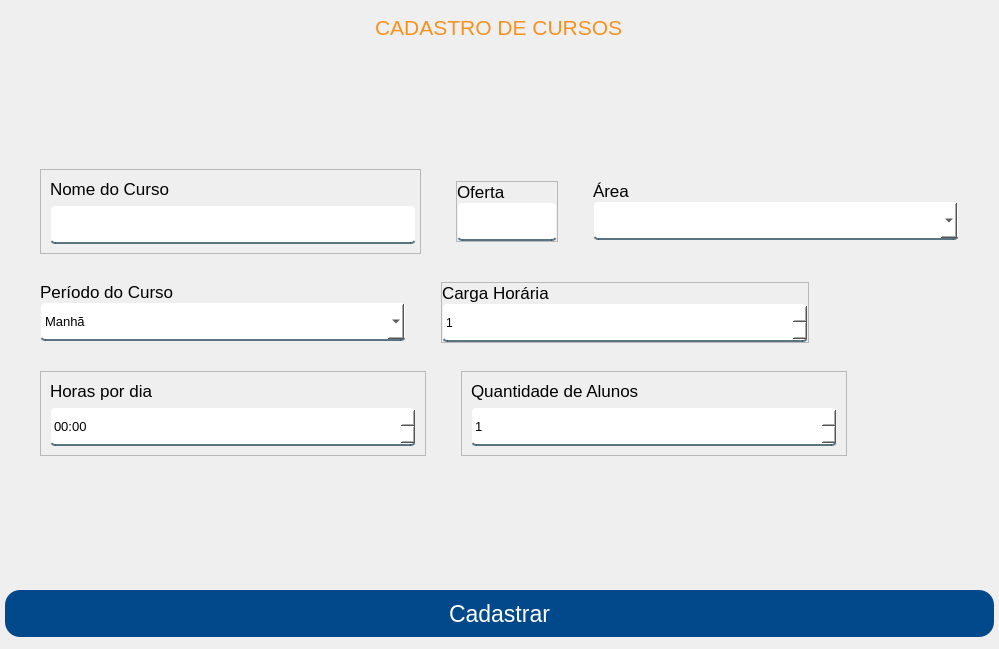
Above: App/view/ui/cadastroCurso.ui from Senac-SOR-ADS/Mapa-de-Sala before the change. Below: the same form after it.
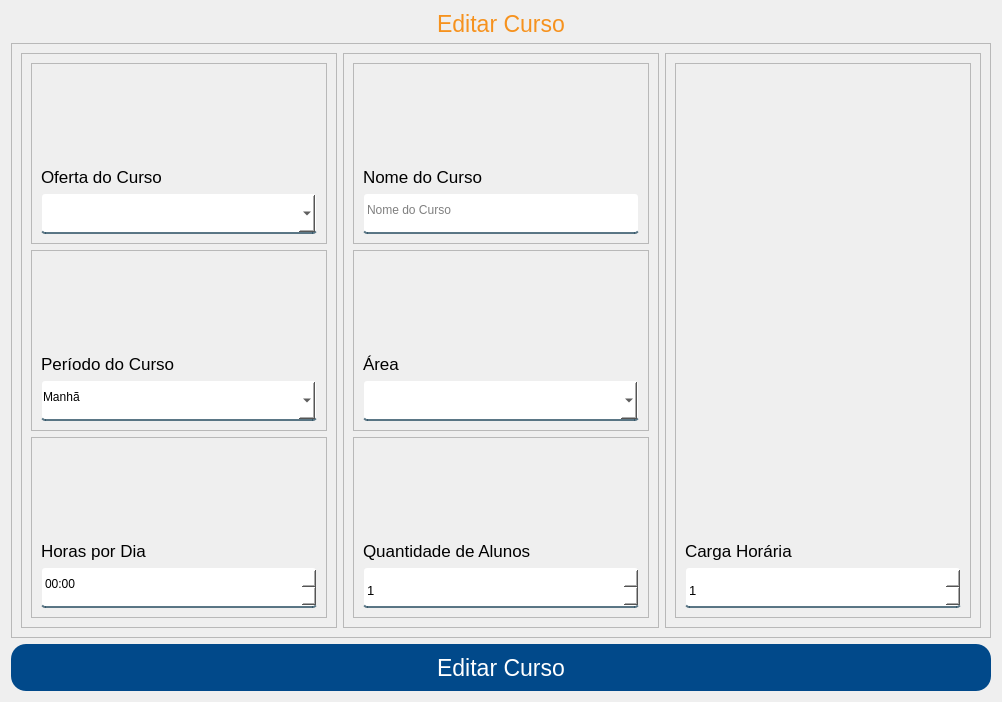
That is the form after the change.

Diff of the .ui file:
```diff
--- a/App/view/ui/cadastroCurso.ui
+++ b/App/view/ui/cadastroCurso.ui
@@ -6,417 +6,180 @@
    <rect>
     <x>0</x>
     <y>0</y>
-    <width>999</width>
-    <height>649</height>
+    <width>1002</width>
+    <height>702</height>
    </rect>
   </property>
+  <property name="minimumSize">
+   <size>
+    <width>1002</width>
+    <height>702</height>
+   </size>
+  </property>
+  <property name="maximumSize">
+   <size>
+    <width>16777215</width>
+    <height>16777215</height>
+   </size>
+  </property>
   <property name="windowTitle">
    <string>Form</string>
   </property>
   <property name="styleSheet">
-   <string notr="true">QLineEdit, QComboBox, QDateTimeEdit, QSpinBox {
+   <string notr="true">QLineEdit, QComboBox, QSpinBox, QDateTimeEdit {
 	background-color: white;
 	border:2px solid rgba(0,0,0,0);
+	border-radius: 4px;
 	border-bottom-color:rgba(46,82,101,200);
 	color:rgb(0,0,0);
-	border-radius: 5px;
+	padding-bottom:7px;
 }
-
-#btnCadastrarCurso {
+ 
+#btnEditarCurso {
 	background-color: #01498a;
 	color: #FFF;
-border: none;
-border-radius: 15px;
+	border: none;
+	border-radius: 15px;
 }
-
-#btnCadastrarCurso:hover {
+ 
+#btnEditarCurso:hover {
 	background-color: #f6921e;
 }
-
-#respostas {
+ 
+#respostaCadastrando {
 	color: red;
 }
-
+ 
+#respostaCadastroIncompleto {
+	color: red;
+}
 #titulo {
 	color: #f6921e;
-}</string>
+}
+</string>
   </property>
   <layout class="QVBoxLayout" name="verticalLayout">
-   <property name="spacing">
-    <number>0</number>
-   </property>
-   <property name="leftMargin">
-    <number>0</number>
-   </property>
-   <property name="topMargin">
-    <number>15</number>
-   </property>
-   <property name="rightMargin">
-    <number>0</number>
-   </property>
-   <property name="bottomMargin">
-    <number>12</number>
-   </property>
    <item>
-    <widget class="QWidget" name="widget" native="true">
-     <layout class="QVBoxLayout" name="verticalLayout_2">
-      <property name="spacing">
-       <number>23</number>
-      </property>
-      <property name="leftMargin">
-       <number>5</number>
-      </property>
-      <property name="topMargin">
-       <number>0</number>
-      </property>
-      <property name="rightMargin">
-       <number>5</number>
-      </property>
-      <property name="bottomMargin">
-       <number>0</number>
-      </property>
-      <item alignment="Qt::AlignHCenter">
-       <widget class="QLabel" name="titulo">
-        <property name="font">
-         <font>
-          <pointsize>16</pointsize>
-          <weight>50</weight>
-          <italic>false</italic>
-          <bold>false</bold>
-          <underline>false</underline>
-          <strikeout>false</strikeout>
-         </font>
+    <widget class="QLabel" name="titulo">
+     <property name="font">
+      <font>
+       <pointsize>17</pointsize>
+      </font>
+     </property>
+     <property name="text">
+      <string>Editar Curso</string>
+     </property>
+     <property name="alignment">
+      <set>Qt::AlignCenter</set>
+     </property>
+    </widget>
+   </item>
+   <item>
+    <widget class="QFrame" name="frame_2">
+     <property name="sizePolicy">
+      <sizepolicy hsizetype="Preferred" vsizetype="Expanding">
+       <horstretch>0</horstretch>
+       <verstretch>0</verstretch>
+      </sizepolicy>
+     </property>
+     <property name="minimumSize">
+      <size>
+       <width>0</width>
+       <height>0</height>
+      </size>
+     </property>
+     <property name="frameShape">
+      <enum>QFrame::StyledPanel</enum>
+     </property>
+     <property name="frameShadow">
+      <enum>QFrame::Raised</enum>
+     </property>
+     <layout class="QGridLayout" name="gridLayout">
+      <item row="0" column="0">
+       <widget class="QFrame" name="frame">
+        <property name="sizePolicy">
+         <sizepolicy hsizetype="Preferred" vsizetype="Expanding">
+          <horstretch>0</horstretch>
+          <verstretch>0</verstretch>
+         </sizepolicy>
         </property>
-        <property name="text">
-         <string>CADASTRO DE CURSOS</string>
+        <property name="frameShape">
+         <enum>QFrame::StyledPanel</enum>
         </property>
-        <property name="scaledContents">
-         <bool>false</bool>
+        <property name="frameShadow">
+         <enum>QFrame::Raised</enum>
         </property>
-       </widget>
-      </item>
-      <item>
-       <spacer name="verticalSpacer_6">
-        <property name="orientation">
-         <enum>Qt::Vertical</enum>
-        </property>
-        <property name="sizeHint" stdset="0">
-         <size>
-          <width>20</width>
-          <height>151</height>
-         </size>
-        </property>
-       </spacer>
-      </item>
-      <item>
-       <widget class="QWidget" name="widget_2" native="true">
-        <layout class="QHBoxLayout" name="horizontalLayout_2">
-         <property name="spacing">
-          <number>35</number>
-         </property>
-         <property name="leftMargin">
-          <number>35</number>
-         </property>
-         <property name="topMargin">
-          <number>0</number>
-         </property>
-         <property name="rightMargin">
-          <number>35</number>
-         </property>
-         <property name="bottomMargin">
-          <number>5</number>
-         </property>
-         <item alignment="Qt::AlignVCenter">
-          <widget class="QFrame" name="frame_2">
-           <property name="minimumSize">
-            <size>
-             <width>381</width>
-             <height>0</height>
-            </size>
-           </property>
-           <property name="frameShape">
-            <enum>QFrame::StyledPanel</enum>
-           </property>
-           <property name="frameShadow">
-            <enum>QFrame::Raised</enum>
-           </property>
-           <layout class="QVBoxLayout" name="verticalLayout_6">
-            <item alignment="Qt::AlignLeft|Qt::AlignBottom">
-             <widget class="QLabel" name="label_3">
-              <property name="font">
-               <font>
-                <pointsize>13</pointsize>
-               </font>
-              </property>
-              <property name="text">
-               <string>Nome do Curso</string>
-              </property>
-             </widget>
-            </item>
-            <item>
-             <widget class="QLineEdit" name="nomeCurso">
-              <property name="minimumSize">
-               <size>
-                <width>366</width>
-                <height>39</height>
-               </size>
-              </property>
-              <property name="maximumSize">
-               <size>
-                <width>366</width>
-                <height>39</height>
-               </size>
-              </property>
-              <property name="font">
-               <font>
-                <pointsize>10</pointsize>
-               </font>
-              </property>
-              <property name="placeholderText">
-               <string/>
-              </property>
-             </widget>
-            </item>
-           </layout>
-          </widget>
-         </item>
-         <item alignment="Qt::AlignVCenter">
-          <widget class="QFrame" name="frame">
-           <property name="maximumSize">
-            <size>
-             <width>120</width>
-             <height>16777215</height>
-            </size>
-           </property>
-           <property name="frameShape">
-            <enum>QFrame::StyledPanel</enum>
-           </property>
-           <property name="frameShadow">
-            <enum>QFrame::Raised</enum>
-           </property>
-           <layout class="QVBoxLayout" name="verticalLayout_4">
-            <property name="spacing">
-             <number>0</number>
-            </property>
-            <property name="leftMargin">
-             <number>0</number>
-            </property>
-            <property name="topMargin">
-             <number>0</number>
-            </property>
-            <property name="rightMargin">
-             <number>0</number>
-            </property>
-            <property name="bottomMargin">
-             <number>0</number>
-            </property>
-            <item alignment="Qt::AlignBottom">
-             <widget class="QLabel" name="label">
-              <property name="font">
-               <font>
-                <pointsize>13</pointsize>
-               </font>
-              </property>
-              <property name="text">
-               <string>Oferta</string>
-              </property>
-             </widget>
-            </item>
-            <item>
-             <widget class="QLineEdit" name="ofertaCurso">
-              <property name="minimumSize">
-               <size>
-                <width>100</width>
-                <height>39</height>
-               </size>
-              </property>
-              <property name="maximumSize">
-               <size>
-                <width>100</width>
-                <height>16777215</height>
-               </size>
-              </property>
-              <property name="font">
-               <font>
-                <pointsize>13</pointsize>
-               </font>
-              </property>
-              <property name="placeholderText">
-               <string/>
-              </property>
-             </widget>
-            </item>
-           </layout>
-          </widget>
-         </item>
-         <item alignment="Qt::AlignVCenter">
-          <widget class="QWidget" name="widget_3" native="true">
-           <property name="minimumSize">
-            <size>
-             <width>0</width>
-             <height>0</height>
-            </size>
-           </property>
-           <property name="maximumSize">
-            <size>
-             <width>16777215</width>
-             <height>60</height>
-            </size>
-           </property>
-           <layout class="QVBoxLayout" name="verticalLayout_3">
-            <property name="spacing">
-             <number>0</number>
-            </property>
-            <property name="leftMargin">
-             <number>0</number>
-            </property>
-            <property name="topMargin">
-             <number>0</number>
-            </property>
-            <property name="rightMargin">
-             <number>0</number>
-            </property>
-            <property name="bottomMargin">
-             <number>0</number>
-            </property>
-            <item>
-             <spacer name="verticalSpacer_2">
-              <property name="orientation">
-               <enum>Qt::Vertical</enum>
-              </property>
-              <property name="sizeHint" stdset="0">
-               <size>
-                <width>20</width>
-                <height>40</height>
-               </size>
-              </property>
-             </spacer>
-            </item>
-            <item>
-             <widget class="QLabel" name="label_2">
-              <property name="font">
-               <font>
-                <pointsize>13</pointsize>
-               </font>
-              </property>
-              <property name="text">
-               <string>Área</string>
-              </property>
-             </widget>
-            </item>
-            <item>
-             <widget class="QComboBox" name="campoArea">
-              <property name="minimumSize">
-               <size>
-                <width>366</width>
-                <height>39</height>
-               </size>
-              </property>
-              <property name="maximumSize">
-               <size>
-                <width>366</width>
-                <height>16777215</height>
-               </size>
-              </property>
-              <property name="font">
-               <font>
-                <pointsize>10</pointsize>
-               </font>
-              </property>
-              <property name="cursor">
-               <cursorShape>PointingHandCursor</cursorShape>
-              </property>
-              <property name="editable">
-               <bool>false</bool>
-              </property>
-              <property name="currentText">
-               <string/>
-              </property>
-             </widget>
-            </item>
-            <item>
-             <spacer name="verticalSpacer">
-              <property name="orientation">
-               <enum>Qt::Vertical</enum>
-              </property>
-              <property name="sizeHint" stdset="0">
-               <size>
-                <width>20</width>
-                <height>40</height>
-               </size>
-              </property>
-             </spacer>
-            </item>
-           </layout>
-          </widget>
-         </item>
-        </layout>
-       </widget>
-      </item>
-      <item>
-       <widget class="QWidget" name="widget_4" native="true">
-        <property name="maximumSize">
-         <size>
-          <width>16777215</width>
-          <height>16777215</height>
-         </size>
-        </property>
-        <property name="cursor">
-         <cursorShape>PointingHandCursor</cursorShape>
-        </property>
-        <layout class="QHBoxLayout" name="horizontalLayout_3" stretch="0,0,0">
-         <property name="spacing">
-          <number>35</number>
-         </property>
-         <property name="leftMargin">
-          <number>35</number>
-         </property>
-         <property name="topMargin">
-          <number>0</number>
-         </property>
-         <property name="rightMargin">
-          <number>35</number>
-         </property>
-         <property name="bottomMargin">
-          <number>5</number>
-         </property>
+        <layout class="QVBoxLayout" name="verticalLayout_2">
          <item>
-          <widget class="QWidget" name="widget_5" native="true">
-           <property name="maximumSize">
-            <size>
-             <width>16777215</width>
-             <height>60</height>
-            </size>
+          <widget class="QFrame" name="frame_3">
+           <property name="sizePolicy">
+            <sizepolicy hsizetype="Preferred" vsizetype="Expanding">
+             <horstretch>0</horstretch>
+             <verstretch>0</verstretch>
+            </sizepolicy>
+           </property>
+           <property name="frameShape">
+            <enum>QFrame::StyledPanel</enum>
+           </property>
+           <property name="frameShadow">
+            <enum>QFrame::Raised</enum>
            </property>
            <layout class="QVBoxLayout" name="verticalLayout_5">
-            <property name="spacing">
-             <number>0</number>
-            </property>
-            <property name="leftMargin">
-             <number>0</number>
-            </property>
-            <property name="topMargin">
-             <number>0</number>
-            </property>
-            <property name="rightMargin">
-             <number>0</number>
-            </property>
-            <property name="bottomMargin">
-             <number>0</number>
-            </property>
             <item>
-             <spacer name="verticalSpacer_3">
-              <property name="orientation">
-               <enum>Qt::Vertical</enum>
+             <widget class="QLabel" name="label_4">
+              <property name="font">
+               <font>
+                <pointsize>13</pointsize>
+               </font>
               </property>
-              <property name="sizeHint" stdset="0">
+              <property name="text">
+               <string>Oferta do Curso</string>
+              </property>
+              <property name="alignment">
+               <set>Qt::AlignBottom|Qt::AlignLeading|Qt::AlignLeft</set>
+              </property>
+             </widget>
+            </item>
+            <item>
+             <widget class="QComboBox" name="ofertaCurso">
+              <property name="sizePolicy">
+               <sizepolicy hsizetype="Expanding" vsizetype="Fixed">
+                <horstretch>0</horstretch>
+                <verstretch>0</verstretch>
+               </sizepolicy>
+              </property>
+              <property name="minimumSize">
                <size>
-                <width>20</width>
-                <height>40</height>
+                <width>0</width>
+                <height>41</height>
                </size>
               </property>
-             </spacer>
+              <property name="cursor">
+               <cursorShape>PointingHandCursor</cursorShape>
+              </property>
+              <property name="editable">
+               <bool>false</bool>
+              </property>
+             </widget>
             </item>
+           </layout>
+          </widget>
+         </item>
+         <item>
+          <widget class="QFrame" name="frame_4">
+           <property name="sizePolicy">
+            <sizepolicy hsizetype="Preferred" vsizetype="Expanding">
+             <horstretch>0</horstretch>
+             <verstretch>0</verstretch>
+            </sizepolicy>
+           </property>
+           <property name="frameShape">
+            <enum>QFrame::StyledPanel</enum>
+           </property>
+           <property name="frameShadow">
+            <enum>QFrame::Raised</enum>
+           </property>
+           <layout class="QVBoxLayout" name="verticalLayout_6">
             <item>
              <widget class="QLabel" name="label_7">
               <property name="font">
@@ -427,27 +190,25 @@
               <property name="text">
                <string>Período do Curso</string>
               </property>
+              <property name="alignment">
+               <set>Qt::AlignBottom|Qt::AlignLeading|Qt::AlignLeft</set>
+              </property>
              </widget>
             </item>
             <item>
              <widget class="QComboBox" name="periodoCurso">
+              <property name="sizePolicy">
+               <sizepolicy hsizetype="Expanding" vsizetype="Fixed">
+                <horstretch>0</horstretch>
+                <verstretch>0</verstretch>
+               </sizepolicy>
+              </property>
               <property name="minimumSize">
                <size>
-                <width>366</width>
-                <height>39</height>
+                <width>0</width>
+                <height>41</height>
                </size>
               </property>
-              <property name="maximumSize">
-               <size>
-                <width>366</width>
-                <height>16777215</height>
-               </size>
-              </property>
-              <property name="font">
-               <font>
-                <pointsize>10</pointsize>
-               </font>
-              </property>
               <property name="cursor">
                <cursorShape>PointingHandCursor</cursorShape>
               </property>
@@ -471,24 +232,17 @@
               </item>
              </widget>
             </item>
-            <item>
-             <spacer name="verticalSpacer_4">
-              <property name="orientation">
-               <enum>Qt::Vertical</enum>
-              </property>
-              <property name="sizeHint" stdset="0">
-               <size>
-                <width>20</width>
-                <height>40</height>
-               </size>
-              </property>
-             </spacer>
-            </item>
            </layout>
           </widget>
          </item>
-         <item alignment="Qt::AlignVCenter">
-          <widget class="QFrame" name="frame_3">
+         <item>
+          <widget class="QFrame" name="frame_5">
+           <property name="sizePolicy">
+            <sizepolicy hsizetype="Preferred" vsizetype="Expanding">
+             <horstretch>0</horstretch>
+             <verstretch>0</verstretch>
+            </sizepolicy>
+           </property>
            <property name="frameShape">
             <enum>QFrame::StyledPanel</enum>
            </property>
@@ -496,142 +250,125 @@
             <enum>QFrame::Raised</enum>
            </property>
            <layout class="QVBoxLayout" name="verticalLayout_7">
-            <property name="spacing">
-             <number>0</number>
-            </property>
-            <property name="leftMargin">
-             <number>0</number>
-            </property>
-            <property name="topMargin">
-             <number>0</number>
-            </property>
-            <property name="rightMargin">
-             <number>0</number>
-            </property>
-            <property name="bottomMargin">
-             <number>0</number>
-            </property>
             <item>
-             <widget class="QLabel" name="label_4">
+             <widget class="QLabel" name="label_6">
               <property name="font">
                <font>
                 <pointsize>13</pointsize>
                </font>
               </property>
               <property name="text">
-               <string>Carga Horária</string>
+               <string>Horas por Dia</string>
               </property>
-             </widget>
-            </item>
-            <item>
-             <widget class="QSpinBox" name="cargaCurso">
-              <property name="minimumSize">
-               <size>
-                <width>366</width>
-                <height>39</height>
-               </size>
-              </property>
-              <property name="cursor">
-               <cursorShape>PointingHandCursor</cursorShape>
-              </property>
-              <property name="minimum">
-               <number>1</number>
-              </property>
-              <property name="maximum">
-               <number>3000</number>
-              </property>
-             </widget>
-            </item>
-           </layout>
-          </widget>
-         </item>
-         <item>
-          <spacer name="horizontalSpacer">
-           <property name="orientation">
-            <enum>Qt::Horizontal</enum>
-           </property>
-           <property name="sizeHint" stdset="0">
-            <size>
-             <width>40</width>
-             <height>20</height>
-            </size>
-           </property>
-          </spacer>
-         </item>
-        </layout>
-       </widget>
-      </item>
-      <item>
-       <widget class="QWidget" name="widget_6" native="true">
-        <property name="maximumSize">
-         <size>
-          <width>16777215</width>
-          <height>16777215</height>
-         </size>
-        </property>
-        <layout class="QHBoxLayout" name="horizontalLayout_4">
-         <property name="spacing">
-          <number>35</number>
-         </property>
-         <property name="leftMargin">
-          <number>35</number>
-         </property>
-         <property name="topMargin">
-          <number>0</number>
-         </property>
-         <property name="rightMargin">
-          <number>35</number>
-         </property>
-         <property name="bottomMargin">
-          <number>5</number>
-         </property>
-         <item alignment="Qt::AlignVCenter">
-          <widget class="QFrame" name="frame_4">
-           <property name="frameShape">
-            <enum>QFrame::StyledPanel</enum>
-           </property>
-           <property name="frameShadow">
-            <enum>QFrame::Raised</enum>
-           </property>
-           <layout class="QVBoxLayout" name="verticalLayout_8">
-            <item>
-             <widget class="QLabel" name="label_5">
-              <property name="font">
-               <font>
-                <pointsize>13</pointsize>
-               </font>
-              </property>
-              <property name="text">
-               <string>Horas por dia</string>
+              <property name="alignment">
+               <set>Qt::AlignBottom|Qt::AlignLeading|Qt::AlignLeft</set>
               </property>
              </widget>
             </item>
             <item>
              <widget class="QDateTimeEdit" name="horasPorDia">
+              <property name="sizePolicy">
+               <sizepolicy hsizetype="Expanding" vsizetype="Fixed">
+                <horstretch>0</horstretch>
+                <verstretch>0</verstretch>
+               </sizepolicy>
+              </property>
               <property name="minimumSize">
                <size>
-                <width>366</width>
-                <height>39</height>
+                <width>0</width>
+                <height>41</height>
                </size>
               </property>
-              <property name="font">
-               <font>
-                <pointsize>10</pointsize>
-               </font>
-              </property>
-              <property name="cursor">
-               <cursorShape>PointingHandCursor</cursorShape>
+              <property name="time">
+               <time>
+                <hour>0</hour>
+                <minute>0</minute>
+                <second>0</second>
+               </time>
               </property>
               <property name="displayFormat">
                <string>HH:mm</string>
               </property>
+              <property name="timeSpec">
+               <enum>Qt::LocalTime</enum>
+              </property>
              </widget>
             </item>
            </layout>
           </widget>
          </item>
-         <item alignment="Qt::AlignVCenter">
-          <widget class="QFrame" name="frame_5">
+        </layout>
+       </widget>
+      </item>
+      <item row="0" column="1">
+       <widget class="QFrame" name="frame_6">
+        <property name="sizePolicy">
+         <sizepolicy hsizetype="Preferred" vsizetype="Expanding">
+          <horstretch>0</horstretch>
+          <verstretch>0</verstretch>
+         </sizepolicy>
+        </property>
+        <property name="frameShape">
+         <enum>QFrame::StyledPanel</enum>
+        </property>
+        <property name="frameShadow">
+         <enum>QFrame::Raised</enum>
+        </property>
+        <layout class="QVBoxLayout" name="verticalLayout_3">
+         <item>
+          <widget class="QFrame" name="frame_7">
+           <property name="sizePolicy">
+            <sizepolicy hsizetype="Preferred" vsizetype="Expanding">
+             <horstretch>0</horstretch>
+             <verstretch>0</verstretch>
+            </sizepolicy>
+           </property>
+           <property name="frameShape">
+            <enum>QFrame::StyledPanel</enum>
+           </property>
+           <property name="frameShadow">
+            <enum>QFrame::Raised</enum>
+           </property>
+           <layout class="QVBoxLayout" name="verticalLayout_8">
+            <item>
+             <widget class="QLabel" name="label_2">
+              <property name="font">
+               <font>
+                <pointsize>13</pointsize>
+               </font>
+              </property>
+              <property name="text">
+               <string>Nome do Curso</string>
+              </property>
+              <property name="alignment">
+               <set>Qt::AlignBottom|Qt::AlignLeading|Qt::AlignLeft</set>
+              </property>
+             </widget>
+            </item>
+            <item>
+             <widget class="QLineEdit" name="nomeCurso">
+              <property name="minimumSize">
+               <size>
+                <width>0</width>
+                <height>41</height>
+               </size>
+              </property>
+              <property name="placeholderText">
+               <string>Nome do Curso</string>
+              </property>
+             </widget>
+            </item>
+           </layout>
+          </widget>
+         </item>
+         <item>
+          <widget class="QFrame" name="frame_8">
+           <property name="sizePolicy">
+            <sizepolicy hsizetype="Preferred" vsizetype="Expanding">
+             <horstretch>0</horstretch>
+             <verstretch>0</verstretch>
+            </sizepolicy>
+           </property>
            <property name="frameShape">
             <enum>QFrame::StyledPanel</enum>
            </property>
@@ -640,7 +377,62 @@
            </property>
            <layout class="QVBoxLayout" name="verticalLayout_9">
             <item>
-             <widget class="QLabel" name="label_6">
+             <widget class="QLabel" name="label_8">
+              <property name="font">
+               <font>
+                <pointsize>13</pointsize>
+               </font>
+              </property>
+              <property name="text">
+               <string>Área</string>
+              </property>
+              <property name="alignment">
+               <set>Qt::AlignBottom|Qt::AlignLeading|Qt::AlignLeft</set>
+              </property>
+             </widget>
+            </item>
+            <item>
+             <widget class="QComboBox" name="campoArea">
+              <property name="sizePolicy">
+               <sizepolicy hsizetype="Expanding" vsizetype="Fixed">
+                <horstretch>0</horstretch>
+                <verstretch>0</verstretch>
+               </sizepolicy>
+              </property>
+              <property name="minimumSize">
+               <size>
+                <width>0</width>
+                <height>41</height>
+               </size>
+              </property>
+              <property name="cursor">
+               <cursorShape>PointingHandCursor</cursorShape>
+              </property>
+              <property name="editable">
+               <bool>true</bool>
+              </property>
+             </widget>
+            </item>
+           </layout>
+          </widget>
+         </item>
+         <item>
+          <widget class="QFrame" name="frame_9">
+           <property name="sizePolicy">
+            <sizepolicy hsizetype="Preferred" vsizetype="Expanding">
+             <horstretch>0</horstretch>
+             <verstretch>0</verstretch>
+            </sizepolicy>
+           </property>
+           <property name="frameShape">
+            <enum>QFrame::StyledPanel</enum>
+           </property>
+           <property name="frameShadow">
+            <enum>QFrame::Raised</enum>
+           </property>
+           <layout class="QVBoxLayout" name="verticalLayout_10">
+            <item>
+             <widget class="QLabel" name="label_5">
               <property name="font">
                <font>
                 <pointsize>13</pointsize>
@@ -649,14 +441,23 @@
               <property name="text">
                <string>Quantidade de Alunos</string>
               </property>
+              <property name="alignment">
+               <set>Qt::AlignBottom|Qt::AlignLeading|Qt::AlignLeft</set>
+              </property>
              </widget>
             </item>
             <item>
              <widget class="QSpinBox" name="quantidadeAlunos">
+              <property name="sizePolicy">
+               <sizepolicy hsizetype="Expanding" vsizetype="Fixed">
+                <horstretch>0</horstretch>
+                <verstretch>0</verstretch>
+               </sizepolicy>
+              </property>
               <property name="minimumSize">
                <size>
-                <width>366</width>
-                <height>39</height>
+                <width>0</width>
+                <height>41</height>
                </size>
               </property>
               <property name="font">
@@ -667,6 +468,9 @@
               <property name="cursor">
                <cursorShape>PointingHandCursor</cursorShape>
               </property>
+              <property name="alignment">
+               <set>Qt::AlignBottom|Qt::AlignLeading|Qt::AlignLeft</set>
+              </property>
               <property name="minimum">
                <number>1</number>
               </property>
@@ -675,59 +479,117 @@
            </layout>
           </widget>
          </item>
-         <item>
-          <spacer name="horizontalSpacer_2">
-           <property name="orientation">
-            <enum>Qt::Horizontal</enum>
-           </property>
-           <property name="sizeHint" stdset="0">
-            <size>
-             <width>40</width>
-             <height>20</height>
-            </size>
-           </property>
-          </spacer>
-         </item>
         </layout>
        </widget>
       </item>
-      <item>
-       <spacer name="verticalSpacer_5">
-        <property name="orientation">
-         <enum>Qt::Vertical</enum>
+      <item row="0" column="2">
+       <widget class="QFrame" name="frame_10">
+        <property name="sizePolicy">
+         <sizepolicy hsizetype="Preferred" vsizetype="Expanding">
+          <horstretch>0</horstretch>
+          <verstretch>0</verstretch>
+         </sizepolicy>
         </property>
-        <property name="sizeHint" stdset="0">
-         <size>
-          <width>20</width>
-          <height>151</height>
-         </size>
+        <property name="frameShape">
+         <enum>QFrame::StyledPanel</enum>
         </property>
-       </spacer>
-      </item>
-      <item>
-       <widget class="QPushButton" name="btnCadastrarCurso">
-        <property name="minimumSize">
-         <size>
-          <width>762</width>
-          <height>47</height>
-         </size>
+        <property name="frameShadow">
+         <enum>QFrame::Raised</enum>
         </property>
-        <property name="font">
-         <font>
-          <pointsize>17</pointsize>
-         </font>
-        </property>
-        <property name="cursor">
-         <cursorShape>PointingHandCursor</cursorShape>
-        </property>
-        <property name="text">
-         <string>Cadastrar</string>
-        </property>
+        <layout class="QVBoxLayout" name="verticalLayout_4">
+         <item>
+          <widget class="QFrame" name="frame_11">
+           <property name="sizePolicy">
+            <sizepolicy hsizetype="Preferred" vsizetype="Expanding">
+             <horstretch>0</horstretch>
+             <verstretch>0</verstretch>
+            </sizepolicy>
+           </property>
+           <property name="frameShape">
+            <enum>QFrame::StyledPanel</enum>
+           </property>
+           <property name="frameShadow">
+            <enum>QFrame::Raised</enum>
+           </property>
+           <layout class="QVBoxLayout" name="verticalLayout_11">
+            <item>
+             <widget class="QLabel" name="label_3">
+              <property name="font">
+               <font>
+                <pointsize>13</pointsize>
+               </font>
+              </property>
+              <property name="text">
+               <string>Carga Horária</string>
+              </property>
+              <property name="alignment">
+               <set>Qt::AlignBottom|Qt::AlignLeading|Qt::AlignLeft</set>
+              </property>
+             </widget>
+            </item>
+            <item>
+             <widget class="QSpinBox" name="cargaCurso">
+              <property name="sizePolicy">
+               <sizepolicy hsizetype="Expanding" vsizetype="Fixed">
+                <horstretch>0</horstretch>
+                <verstretch>0</verstretch>
+               </sizepolicy>
+              </property>
+              <property name="minimumSize">
+               <size>
+                <width>0</width>
+                <height>41</height>
+               </size>
+              </property>
+              <property name="font">
+               <font>
+                <pointsize>10</pointsize>
+               </font>
+              </property>
+              <property name="cursor">
+               <cursorShape>PointingHandCursor</cursorShape>
+              </property>
+              <property name="alignment">
+               <set>Qt::AlignBottom|Qt::AlignLeading|Qt::AlignLeft</set>
+              </property>
+              <property name="minimum">
+               <number>1</number>
+              </property>
+              <property name="maximum">
+               <number>3000</number>
+              </property>
+             </widget>
+            </item>
+           </layout>
+          </widget>
+         </item>
+        </layout>
        </widget>
       </item>
      </layout>
     </widget>
    </item>
+   <item>
+    <widget class="QPushButton" name="btnEditarCurso">
+     <property name="minimumSize">
+      <size>
+       <width>762</width>
+       <height>47</height>
+      </size>
+     </property>
+     <property name="font">
+      <font>
+       <pointsize>17</pointsize>
+      </font>
+     </property>
+     <property name="cursor">
+      <cursorShape>PointingHandCursor</cursorShape>
+     </property>
+     <property name="text">
+      <string>Editar Curso</string>
+     </property>
+    </widget>
+   </item>
   </layout>
  </widget>
  <tabstops>
```
Left out of the diff: 5 changed lines with no effect on the pictures.
